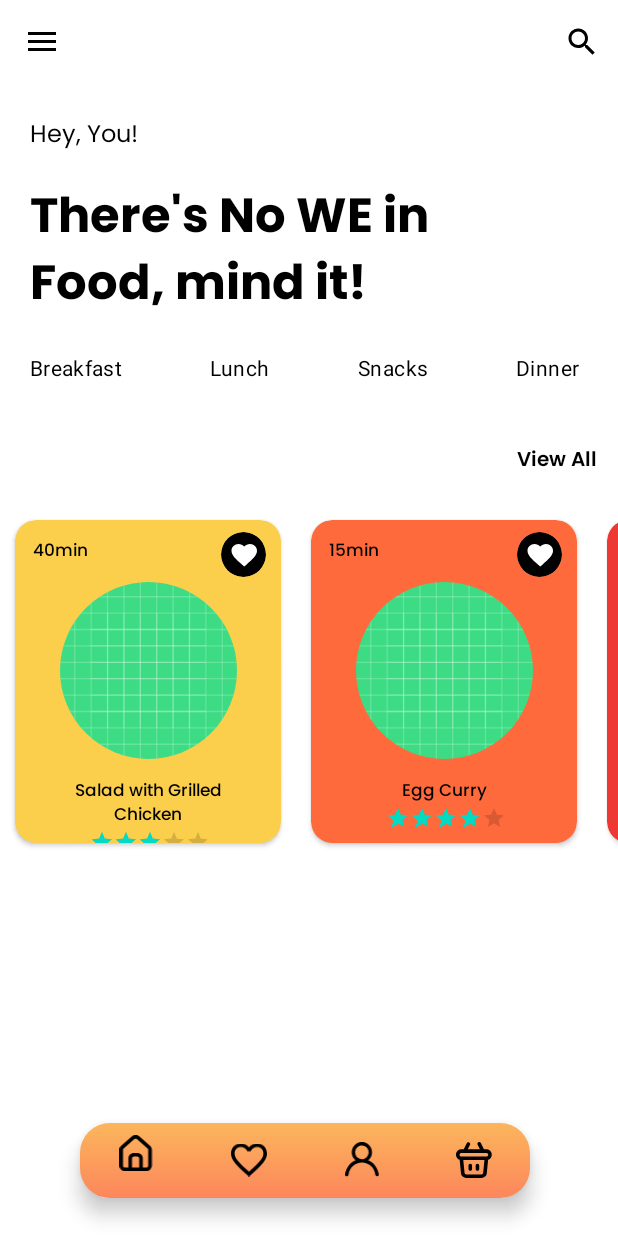
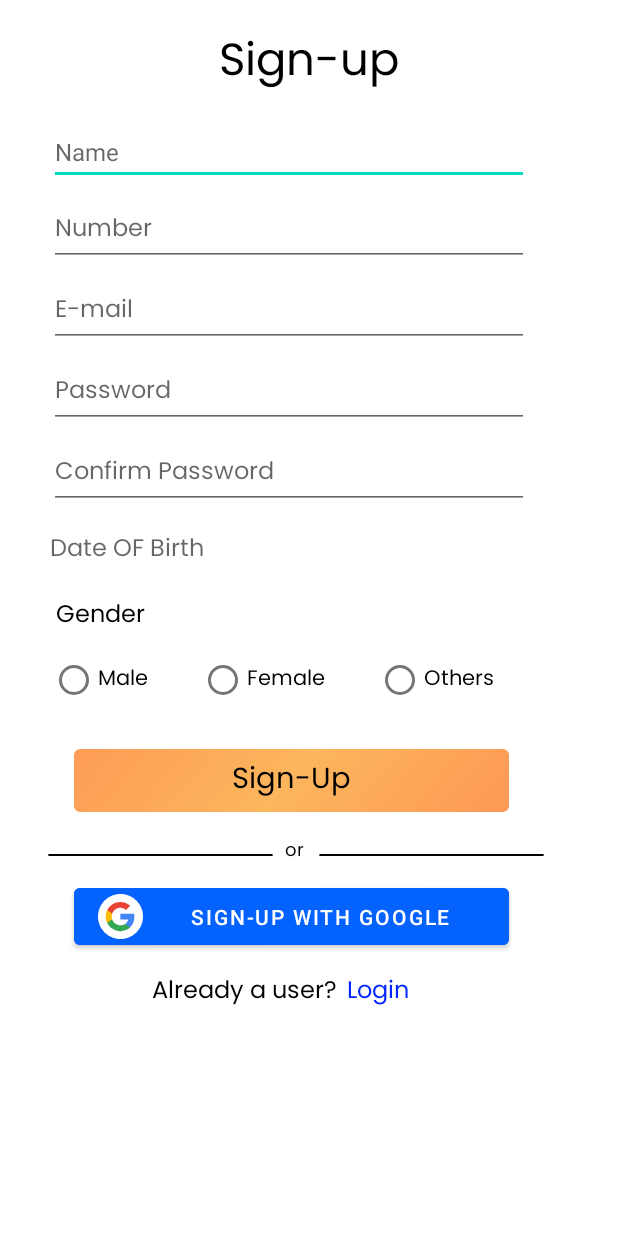
Before and after one commit to djunicode/RecipePool, an Android app: the screen it shows after launch (MainActivity before the commit, SignUp after it), on a phone screen of 412 x 824 dp. Run offline under Robolectric (Android 15) with nearby library versions, the phone set to English and light mode, and no system bars.

Commit message:
Login and SignUp design

```diff
--- /dev/null
+++ b/android/App/app/src/main/java/com/example/recipepool/Login.kt
@@ -0,0 +1,11 @@
+package com.example.recipepool
+
+import androidx.appcompat.app.AppCompatActivity
+import android.os.Bundle
+
+class Login : AppCompatActivity() {
+    override fun onCreate(savedInstanceState: Bundle?) {
+        super.onCreate(savedInstanceState)
+        setContentView(R.layout.activity_login)
+    }
+}
--- /dev/null
+++ b/android/App/app/src/main/java/com/example/recipepool/SignUp.kt
@@ -0,0 +1,52 @@
+package com.example.recipepool
+
+import android.app.DatePickerDialog
+import androidx.appcompat.app.AppCompatActivity
+import android.os.Bundle
+import android.text.TextUtils
+import android.util.Patterns
+import android.widget.DatePicker
+import com.example.recipepool.databinding.ActivitySignUpBinding
+import java.text.SimpleDateFormat
+import java.util.*
+
+class SignUp : AppCompatActivity() {
+
+    private lateinit var binding : ActivitySignUpBinding
+    var cal: Calendar = Calendar.getInstance()
+
+    override fun onCreate(savedInstanceState: Bundle?) {
+        super.onCreate(savedInstanceState)
+
+        binding = ActivitySignUpBinding.inflate(layoutInflater)
+
+        val dateSetListener =
+            DatePickerDialog.OnDateSetListener { _, year, monthOfYear, dayOfMonth ->
+                cal.set(Calendar.YEAR, year)
+                cal.set(Calendar.MONTH, monthOfYear)
+                cal.set(Calendar.DAY_OF_MONTH, dayOfMonth)
+                updateDateInView()
+            }
+
+        binding.etDate.setOnClickListener {
+            DatePickerDialog(
+                this@SignUp,
+                dateSetListener,
+                // set DatePickerDialog to point to today's date when it loads up
+                cal.get(Calendar.YEAR),
+                cal.get(Calendar.MONTH),
+                cal.get(Calendar.DAY_OF_MONTH)
+            ).show()
+        }
+
+
+        setContentView(binding.root)
+    }
+
+    private fun updateDateInView() {
+        val myFormat = "MM/dd/yyyy" // mention the format you need
+        val sdf = SimpleDateFormat(myFormat, Locale.US)
+        binding.etDate.text = sdf.format(cal.time)
+    }
+
+}
--- /dev/null
+++ b/android/App/app/src/main/res/drawable/ic_google.xml
@@ -0,0 +1,25 @@
+<vector xmlns:android="http://schemas.android.com/apk/res/android"
+    android:width="30dp"
+    android:height="30dp"
+    android:viewportWidth="30"
+    android:viewportHeight="30">
+  <path
+      android:pathData="M0,15C0,6.7157 6.7157,0 15,0C23.2843,0 30,6.7157 30,15C30,23.2843 23.2843,30 15,30C6.7157,30 0,23.2843 0,15Z"
+      android:fillColor="#ffffff"/>
+  <path
+      android:pathData="M24.255,15.2216C24.255,14.5302 24.1929,13.8654 24.0777,13.2273H14.895V16.9987H20.1423C19.9162,18.2175 19.2293,19.2501 18.1967,19.9415V22.3878H21.3477C23.1913,20.6904 24.255,18.1909 24.255,15.2216Z"
+      android:fillColor="#4285F4"
+      android:fillType="evenOdd"/>
+  <path
+      android:pathData="M14.895,24.75C17.5275,24.75 19.7346,23.8769 21.3477,22.3878L18.1967,19.9415C17.3237,20.5265 16.2068,20.8721 14.895,20.8721C12.3556,20.8721 10.2062,19.157 9.4395,16.8525H6.1821V19.3786C7.7864,22.5651 11.0837,24.75 14.895,24.75Z"
+      android:fillColor="#34A853"
+      android:fillType="evenOdd"/>
+  <path
+      android:pathData="M9.4394,16.8525C9.2444,16.2675 9.1336,15.6426 9.1336,15C9.1336,14.3574 9.2444,13.7325 9.4394,13.1475V10.6214H6.182C5.5217,11.9376 5.145,13.4267 5.145,15C5.145,16.5733 5.5217,18.0624 6.182,19.3786L9.4394,16.8525Z"
+      android:fillColor="#FBBC05"
+      android:fillType="evenOdd"/>
+  <path
+      android:pathData="M14.895,9.1278C16.3265,9.1278 17.6117,9.6198 18.6222,10.5859L21.4187,7.7894C19.7301,6.2161 17.5231,5.25 14.895,5.25C11.0837,5.25 7.7864,7.4349 6.1821,10.6214L9.4395,13.1475C10.2062,10.843 12.3556,9.1278 14.895,9.1278Z"
+      android:fillColor="#EA4335"
+      android:fillType="evenOdd"/>
+</vector>
--- /dev/null
+++ b/android/App/app/src/main/res/drawable/rectangle_7.xml
@@ -0,0 +1,69 @@
+<?xml version="1.0" encoding="utf-8"?>
+
+
+    <!-- drawable/rectangle_7.xml -->
+<vector
+xmlns:android="http://schemas.android.com/apk/res/android"
+xmlns:aapt="http://schemas.android.com/aapt"
+android:width="260dp"
+android:height="42dp"
+android:viewportWidth="260"
+android:viewportHeight="42"
+    >
+
+<group>
+
+    <clip-path
+        android:pathData="M4 0H256C258.209 0 260 1.79086 260 4V38C260 40.2091 258.209 42 256 42H4C1.79086 42 0 40.2091 0 38V4C0 1.79086 1.79086 0 4 0Z"
+        />
+
+    <group
+        android:translateX="0.381"
+        android:translateY="-18.923"
+        android:pivotX="130"
+        android:pivotY="21"
+        android:scaleX="2.514"
+        android:scaleY="76.659"
+        android:rotation="37.304"
+        >
+
+        <path
+            android:pathData="M0 0V42H260V0"
+            >
+
+            <aapt:attr name="android:fillColor">
+
+                <gradient
+                    android:type="linear"
+                    android:startX="65"
+                    android:startY="21"
+                    android:endX="195"
+                    android:endY="21"
+                    >
+
+                    <item
+                        android:color="#FE8F54"
+                        android:offset="0"
+                        />
+
+                    <item
+                        android:color="#FCB65C"
+                        android:offset="0.531"
+                        />
+
+                    <item
+                        android:color="#FE8F54"
+                        android:offset="1"
+                        />
+
+                </gradient>
+
+            </aapt:attr>
+
+        </path>
+
+    </group>
+
+</group>
+
+</vector>
--- /dev/null
+++ b/android/App/app/src/main/res/drawable/vector_6.xml
@@ -0,0 +1,25 @@
+<?xml version="1.0" encoding="utf-8"?>
+<vector
+    xmlns:android="http://schemas.android.com/apk/res/android"
+    xmlns:aapt="http://schemas.android.com/aapt"
+    android:width="139.7dp"
+    android:height="0.5dp"
+    android:viewportWidth="139.7"
+    android:viewportHeight="0.5"
+    >
+
+    <group>
+
+        <clip-path
+            android:pathData="M0.25 0.25H139.453H0.25Z"
+            />
+
+    </group>
+
+    <path
+        android:pathData="M0.25 0.25H139.453H0.25Z"
+        android:strokeWidth="0.5"
+        android:strokeColor="#000000"
+        />
+
+</vector>
--- /dev/null
+++ b/android/App/app/src/main/res/layout/activity_login.xml
@@ -0,0 +1,112 @@
+<?xml version="1.0" encoding="utf-8"?>
+<androidx.constraintlayout.widget.ConstraintLayout xmlns:android="http://schemas.android.com/apk/res/android"
+    xmlns:app="http://schemas.android.com/apk/res-auto"
+    xmlns:tools="http://schemas.android.com/tools"
+    android:layout_width="match_parent"
+    android:layout_height="match_parent"
+    tools:context=".Login">
+    <TextView
+        android:id="@+id/textView"
+        android:layout_width="wrap_content"
+        android:layout_height="wrap_content"
+        android:layout_marginTop="42dp"
+        android:text="@string/login"
+        android:textAppearance="@style/login"
+        android:fontFamily="@font/poppins"
+        android:gravity="top"
+        app:layout_constraintEnd_toEndOf="parent"
+        app:layout_constraintHorizontal_bias="0.498"
+        app:layout_constraintStart_toStartOf="parent"
+        app:layout_constraintTop_toTopOf="parent" />
+
+    <EditText
+        android:id="@+id/editTextTextPersonName"
+        android:layout_width="291dp"
+        android:layout_height="46dp"
+        android:layout_marginTop="72dp"
+        android:ems="10"
+        android:hint="Name"
+        android:fontFamily="@font/poppins"
+        android:textColorHint="#99000000"
+        android:textSize="16sp"
+        android:inputType="textPersonName"
+        app:layout_constraintEnd_toEndOf="parent"
+        app:layout_constraintHorizontal_bias="0.375"
+        app:layout_constraintStart_toStartOf="parent"
+        app:layout_constraintTop_toBottomOf="@+id/textView" />
+
+    <EditText
+        android:id="@+id/editTextTextPassword"
+        android:layout_width="291dp"
+        android:layout_height="45dp"
+        android:layout_marginTop="36dp"
+        android:ems="10"
+        android:hint="Password"
+        android:fontFamily="@font/poppins"
+        android:textColorHint="#99000000"
+        android:inputType="textPassword"
+        android:textSize="16sp"
+        app:layout_constraintEnd_toEndOf="@+id/editTextTextPersonName"
+        app:layout_constraintHorizontal_bias="1.0"
+        app:layout_constraintStart_toStartOf="@+id/editTextTextPersonName"
+        app:layout_constraintTop_toBottomOf="@+id/editTextTextPersonName" />
+
+    <TextView
+        android:id="@+id/textView2"
+        android:layout_width="wrap_content"
+        android:layout_height="29dp"
+        android:layout_marginStart="60dp"
+        android:layout_marginTop="40dp"
+        android:fontFamily="@font/poppins"
+
+
+        android:text="Don't have an account?"
+        android:textColor="#000000"
+        android:textSize="16sp"
+        app:layout_constraintStart_toStartOf="parent"
+        app:layout_constraintTop_toBottomOf="@+id/rectangle_7" />
+
+    <TextView
+        android:id="@+id/textView3"
+        android:layout_width="wrap_content"
+        android:layout_height="29dp"
+        android:layout_marginStart="1dp"
+
+        android:text=" Sign-up"
+        android:fontFamily="@font/poppins"
+
+        android:textColor="#0026FD"
+        android:textSize="16sp"
+        app:layout_constraintEnd_toEndOf="parent"
+        app:layout_constraintHorizontal_bias="0.0"
+        app:layout_constraintStart_toEndOf="@+id/textView2"
+        app:layout_constraintTop_toTopOf="@+id/textView2" />
+
+    <View
+        android:id="@+id/rectangle_7"
+        android:layout_width="291dp"
+        android:layout_height="42dp"
+        android:layout_alignParentLeft="true"
+        android:layout_alignParentTop="true"
+        android:layout_marginTop="60dp"
+        android:background="@drawable/rectangle_7"
+        app:layout_constraintEnd_toEndOf="@+id/editTextTextPassword"
+        app:layout_constraintHorizontal_bias="0.0"
+        app:layout_constraintStart_toStartOf="@+id/editTextTextPassword"
+        app:layout_constraintTop_toBottomOf="@+id/editTextTextPassword" />
+
+    <TextView
+        android:id="@+id/textView4"
+        android:layout_width="wrap_content"
+        android:layout_height="wrap_content"
+        android:gravity="center_horizontal|top"
+        android:text="Login"
+        android:fontFamily="@font/poppins"
+        android:textColor="#000000"
+        android:textSize="19sp"
+        app:layout_constraintBottom_toBottomOf="@+id/rectangle_7"
+        app:layout_constraintEnd_toEndOf="@+id/rectangle_7"
+        app:layout_constraintStart_toStartOf="@+id/rectangle_7"
+        app:layout_constraintTop_toTopOf="@+id/rectangle_7" />
+
+</androidx.constraintlayout.widget.ConstraintLayout>
--- /dev/null
+++ b/android/App/app/src/main/res/layout/activity_sign_up.xml
@@ -0,0 +1,290 @@
+<?xml version="1.0" encoding="utf-8"?>
+<androidx.constraintlayout.widget.ConstraintLayout xmlns:android="http://schemas.android.com/apk/res/android"
+    xmlns:app="http://schemas.android.com/apk/res-auto"
+    xmlns:tools="http://schemas.android.com/tools"
+    android:layout_width="match_parent"
+    android:layout_height="match_parent"
+    tools:context=".SignUp">
+
+    <ScrollView
+        android:layout_width="match_parent"
+        android:layout_height="match_parent">
+        <androidx.constraintlayout.widget.ConstraintLayout
+            android:layout_width="match_parent"
+            android:layout_height="match_parent">
+            <TextView
+                android:id="@+id/textView5"
+                android:layout_width="wrap_content"
+                android:layout_height="wrap_content"
+                android:layout_marginTop="18dp"
+                android:fontFamily="@font/poppins"
+                android:gravity="center_horizontal"
+                android:text="@string/sign_up"
+                android:textAppearance="@style/sign_up"
+                app:layout_constraintEnd_toEndOf="parent"
+                app:layout_constraintStart_toStartOf="parent"
+                app:layout_constraintTop_toTopOf="parent" />
+
+            <EditText
+                android:id="@+id/et_name"
+                android:layout_width="320dp"
+                android:layout_height="44dp"
+                android:layout_marginTop="12dp"
+                android:ems="10"
+                android:hint="Name"
+                android:inputType="textPersonName"
+                android:textColorHint="#99000000"
+                android:textSize="16sp"
+                app:layout_constraintEnd_toEndOf="parent"
+                app:layout_constraintHorizontal_bias="0.357"
+                app:layout_constraintStart_toStartOf="parent"
+                app:layout_constraintTop_toBottomOf="@+id/textView5" />
+
+            <EditText
+                android:id="@+id/et_phone"
+                android:layout_width="320dp"
+                android:layout_height="44dp"
+                android:layout_marginTop="10dp"
+                android:ems="10"
+                android:fontFamily="@font/poppins"
+                android:hint="Number"
+                android:inputType="phone"
+                android:textColorHint="#99000000"
+                android:textSize="16sp"
+                app:layout_constraintEnd_toEndOf="@+id/et_name"
+                app:layout_constraintHorizontal_bias="0.0"
+                app:layout_constraintStart_toStartOf="@+id/et_name"
+                app:layout_constraintTop_toBottomOf="@+id/et_name" />
+
+            <EditText
+                android:id="@+id/et_email"
+                android:layout_width="320dp"
+                android:layout_height="44dp"
+                android:layout_marginTop="10dp"
+                android:ems="10"
+                android:fontFamily="@font/poppins"
+                android:hint="E-mail"
+                android:inputType="textEmailAddress"
+                android:textColorHint="#99000000"
+                android:textSize="16sp"
+                app:layout_constraintEnd_toEndOf="@+id/et_phone"
+                app:layout_constraintStart_toStartOf="@+id/et_phone"
+                app:layout_constraintTop_toBottomOf="@+id/et_phone" />
+
+            <EditText
+                android:id="@+id/et_password"
+                android:layout_width="320dp"
+                android:layout_height="44dp"
+                android:layout_marginTop="10dp"
+                android:ems="10"
+                android:fontFamily="@font/poppins"
+                android:hint="Password"
+                android:inputType="textPassword"
+                android:textColorHint="#99000000"
+                android:textSize="16sp"
+                app:layout_constraintEnd_toEndOf="@+id/et_email"
+                app:layout_constraintStart_toStartOf="@+id/et_email"
+                app:layout_constraintTop_toBottomOf="@+id/et_email" />
+
+            <EditText
+                android:id="@+id/et_confirmpass"
+                android:layout_width="320dp"
+                android:layout_height="44dp"
+                android:layout_marginTop="10dp"
+                android:ems="10"
+                android:fontFamily="@font/poppins"
+                android:hint="Confirm Password"
+                android:inputType="textPassword"
+                android:textColorHint="#99000000"
+                android:textSize="16sp"
+                app:layout_constraintEnd_toEndOf="@+id/et_password"
+                app:layout_constraintStart_toStartOf="@+id/et_password"
+                app:layout_constraintTop_toBottomOf="@+id/et_password" />
+
+            <TextView
+                android:id="@+id/et_date"
+                android:layout_width="319dp"
+                android:layout_height="34dp"
+                android:layout_marginTop="10dp"
+                android:includeFontPadding="true"
+                android:paddingTop="4dp"
+                android:ems="10"
+                android:fontFamily="@font/poppins"
+                android:text="@string/date_of_birth"
+                android:textColor="#99000000"
+                android:textSize="16sp"
+                app:layout_constraintEnd_toEndOf="@+id/et_confirmpass"
+                app:layout_constraintStart_toStartOf="@+id/et_confirmpass"
+                app:layout_constraintTop_toBottomOf="@+id/et_confirmpass" />
+
+            <RadioGroup
+                android:id="@+id/radioGroup"
+                android:layout_width="wrap_content"
+                android:layout_height="wrap_content"
+                android:layout_marginTop="4dp"
+                android:orientation="horizontal"
+                app:layout_constraintEnd_toEndOf="parent"
+                app:layout_constraintHorizontal_bias="0.0"
+                app:layout_constraintStart_toStartOf="@+id/textView6"
+                app:layout_constraintTop_toBottomOf="@+id/textView6">
+
+                <RadioButton
+                    android:id="@+id/radio_male"
+                    android:layout_width="79dp"
+                    android:layout_height="41dp"
+                    android:fontFamily="@font/poppins"
+                    android:text="Male"
+                    android:textColor="#000000"
+                    android:textSize="14sp" />
+
+                <RadioButton
+                    android:id="@+id/radio_female"
+                    android:layout_width="98dp"
+                    android:layout_height="42dp"
+                    android:layout_marginStart="20dp"
+                    android:fontFamily="@font/poppins"
+                    android:text="Female"
+                    android:textColor="#000000"
+                    android:textSize="14sp" />
+
+                <RadioButton
+                    android:id="@+id/radio_others"
+                    android:layout_width="89dp"
+                    android:layout_height="43dp"
+                    android:layout_marginStart="20dp"
+                    android:fontFamily="@font/poppins"
+                    android:text="Others"
+                    android:textColor="#000000"
+                    android:textSize="14sp" />
+
+            </RadioGroup>
+
+            <TextView
+                android:id="@+id/textView6"
+                android:layout_width="wrap_content"
+                android:layout_height="wrap_content"
+                android:layout_marginTop="10dp"
+                android:fontFamily="@font/poppins"
+                android:padding="4dp"
+                android:text="Gender"
+                android:textColor="#000000"
+                android:textSize="16sp"
+                app:layout_constraintStart_toStartOf="@+id/et_date"
+                app:layout_constraintTop_toBottomOf="@+id/et_date" />
+
+            <View
+                android:id="@+id/rectangle_7"
+                android:layout_width="290dp"
+                android:layout_height="42dp"
+                android:layout_alignParentStart="true"
+                android:layout_alignParentTop="true"
+                android:layout_marginStart="16dp"
+                android:layout_marginTop="24dp"
+                android:background="@drawable/rectangle_7"
+                app:layout_constraintStart_toStartOf="@+id/radioGroup"
+                app:layout_constraintTop_toBottomOf="@+id/radioGroup" />
+
+            <TextView
+                android:id="@+id/textView7"
+                android:layout_width="wrap_content"
+                android:layout_height="wrap_content"
+                android:fontFamily="@font/poppins"
+                android:text="Sign-Up"
+                android:gravity="center_horizontal"
+                android:textColor="#000000"
+                android:textSize="19sp"
+                app:layout_constraintBottom_toBottomOf="@+id/rectangle_7"
+                app:layout_constraintEnd_toEndOf="@+id/rectangle_7"
+                app:layout_constraintStart_toStartOf="@+id/rectangle_7"
+                app:layout_constraintTop_toTopOf="@+id/rectangle_7" />
+
+            <View
+                android:id="@+id/bt_signup"
+                android:layout_width="150dp"
+                android:layout_height="1dp"
+                android:layout_alignParentLeft="true"
+                android:layout_alignParentTop="true"
+                android:layout_marginStart="32dp"
+                android:layout_marginTop="28dp"
+                android:background="@drawable/vector_6"
+                app:layout_constraintStart_toStartOf="parent"
+                app:layout_constraintTop_toBottomOf="@+id/rectangle_7" />
+
+            <TextView
+                android:id="@+id/textView8"
+                android:layout_width="wrap_content"
+                android:layout_height="wrap_content"
+                android:layout_marginStart="8dp"
+                android:layout_marginTop="16dp"
+                android:fontFamily="@font/poppins"
+                android:gravity="center_horizontal"
+                android:text="or"
+                android:textColor="#000000"
+                android:textSize="12sp"
+                app:layout_constraintStart_toEndOf="@+id/bt_signup"
+                app:layout_constraintTop_toBottomOf="@+id/rectangle_7" />
+
+            <View
+                android:id="@+id/vector_6_2"
+                android:layout_width="150dp"
+                android:layout_height="1dp"
+                android:layout_alignParentLeft="true"
+                android:layout_alignParentTop="true"
+                android:layout_marginStart="4dp"
+                android:background="@drawable/vector_6"
+                app:layout_constraintEnd_toEndOf="parent"
+                app:layout_constraintHorizontal_bias="0.107"
+                app:layout_constraintStart_toEndOf="@+id/textView8"
+                app:layout_constraintTop_toTopOf="@+id/bt_signup" />
+
+            <Button
+                android:id="@+id/bt_signUpGoogle"
+                android:layout_width="290dp"
+                android:layout_height="50dp"
+                android:layout_marginTop="8dp"
+                android:backgroundTint="#0463FF"
+                android:text="Sign-up with Google"
+                android:drawableLeft="@drawable/ic_google"
+                app:layout_constraintEnd_toEndOf="parent"
+                app:layout_constraintHorizontal_bias="0.0"
+                app:layout_constraintStart_toStartOf="@+id/rectangle_7"
+                app:layout_constraintTop_toBottomOf="@+id/textView8" />
+
+            <TextView
+                android:id="@+id/textView9"
+                android:layout_width="wrap_content"
+                android:layout_height="wrap_content"
+                android:layout_marginStart="52dp"
+                android:layout_marginTop="12dp"
+                android:fontFamily="@font/poppins"
+                android:text="Already a user?"
+                android:textColor="#000000"
+                android:textSize="16sp"
+                app:layout_constraintBottom_toBottomOf="parent"
+                app:layout_constraintStart_toStartOf="@+id/bt_signUpGoogle"
+                app:layout_constraintTop_toBottomOf="@+id/bt_signUpGoogle"
+                app:layout_constraintVertical_bias="0.058" />
+
+            <TextView
+                android:id="@+id/tv_login"
+                android:layout_width="wrap_content"
+                android:layout_height="wrap_content"
+                android:layout_marginStart="1dp"
+                android:fontFamily="@font/poppins"
+                android:text="Login"
+                android:textColor="#0026FD"
+                android:textSize="16sp"
+                app:layout_constraintBottom_toBottomOf="@+id/textView9"
+                app:layout_constraintEnd_toEndOf="parent"
+                app:layout_constraintHorizontal_bias="0.036"
+                app:layout_constraintStart_toEndOf="@+id/textView9"
+                app:layout_constraintTop_toTopOf="@+id/textView9"
+                app:layout_constraintVertical_bias="0.0" />
+
+
+
+        </androidx.constraintlayout.widget.ConstraintLayout>
+    </ScrollView>
+
+
+</androidx.constraintlayout.widget.ConstraintLayout>
--- a/android/App/app/src/main/res/values/strings.xml
+++ b/android/App/app/src/main/res/values/strings.xml
@@ -3,5 +3,8 @@
     <string name="hello_blank_fragment">Hello blank fragment</string>
     <string name="open">Open Navigation drawer</string>
     <string name="close">Close Navigation drawer</string>
+    <string name="login">Login </string>
+    <string name="sign_up">Sign-up</string>
+    <string name="date_of_birth">Date OF Birth</string>
 
 </resources>
--- a/android/App/app/src/main/res/values/themes.xml
+++ b/android/App/app/src/main/res/values/themes.xml
@@ -19,4 +19,27 @@
         <item name="android:textColor">@color/black</item>
     </style>
 
+    <style name="login">
+
+        <item name="android:textSize">
+            30sp
+        </item>
+
+        <item name="android:textColor">
+            #000000
+        </item>
+
+    </style>
+    <style name="sign_up">
+
+        <item name="android:textSize">
+            30sp
+        </item>
+
+        <item name="android:textColor">
+            #000000
+        </item>
+
+    </style>
+
 </resources>
```
Also changed, not shown: android/App/app/src/main/AndroidManifest.xml (+15 -2 lines).
